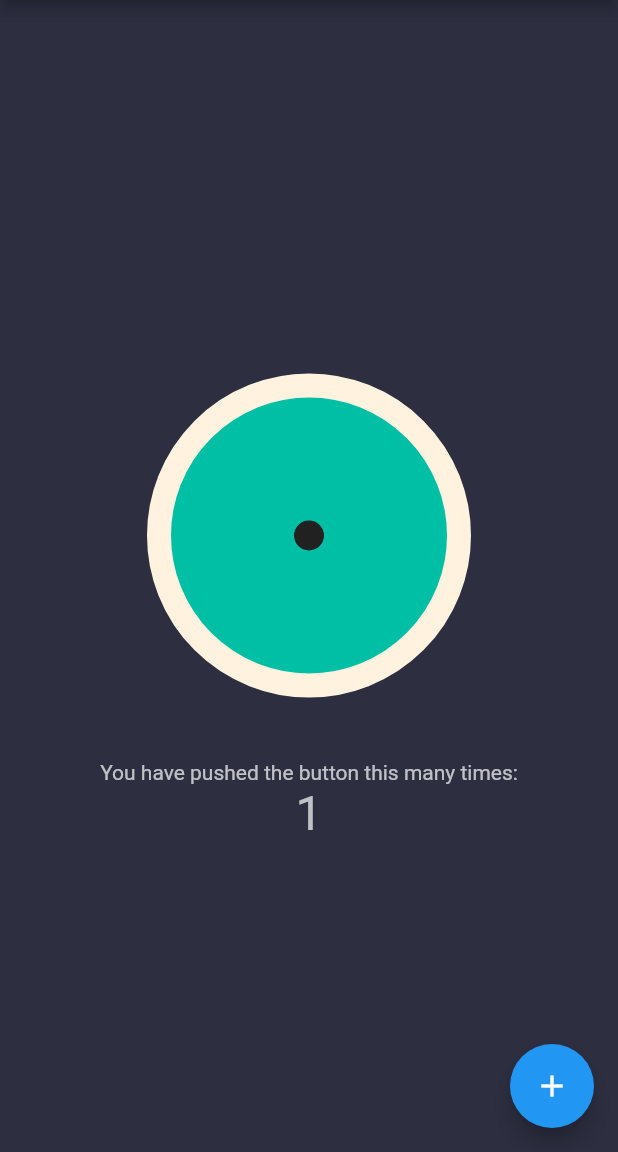
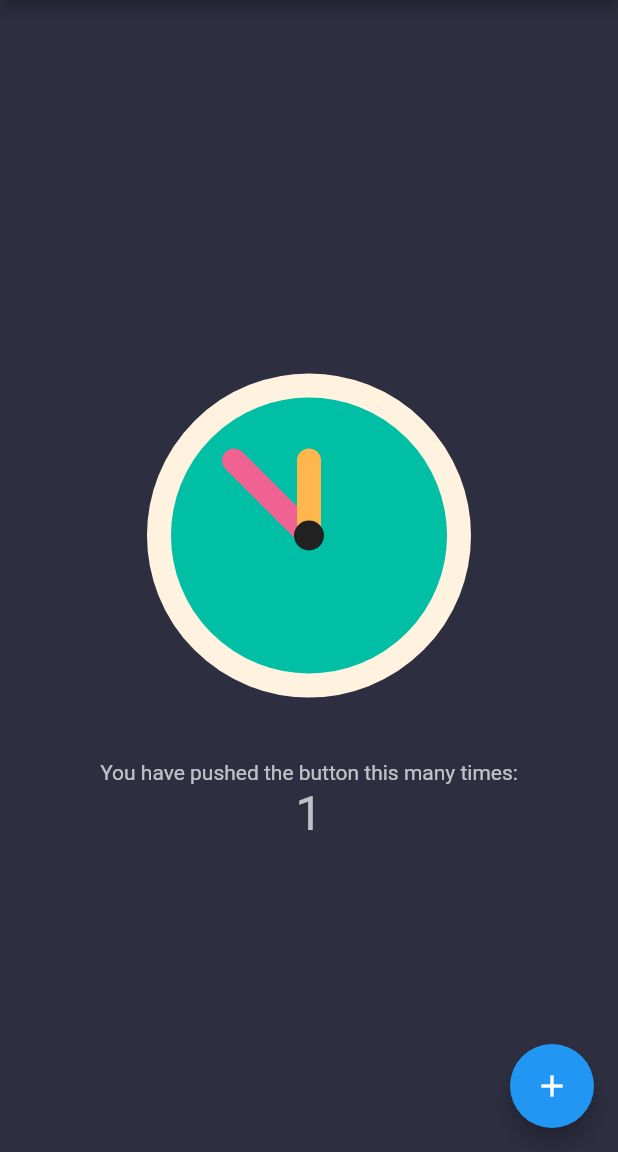
Before and after one commit to joaovaladao/Med-Assistant, a Flutter app: the screen it shows after launch, after a tap on the "add" icon, on a phone screen of 412 x 824 dp, the part 84-1236 px from its top. Run offline on Flutter 3.47's test engine with Material 2 defaults, Android fonts, the phone set to English and light mode, and no system bars.

```diff
--- a/flutter_application_1/lib/clock_view.dart
+++ b/flutter_application_1/lib/clock_view.dart
@@ -1,4 +1,5 @@
 import 'dart:math';
+import 'dart:ui';
 
 import 'package:flutter/material.dart';
 
@@ -39,9 +40,26 @@ class _ClockViewState extends State<ClockView> {
       var paint_circle3 = Paint()
       ..color = Color(0xFF212121);
 
-      canvas.drawCircle(center, radius-50, paint_circle1);
-      canvas.drawCircle(center, radius-50, paint_circle2);
-      canvas.drawCircle(center, radius-140, paint_circle3);
+      var minPont = Paint()
+      ..color = Colors.pink[300]
+      ..style = PaintingStyle.stroke
+      ..strokeCap = StrokeCap.round
+      ..strokeWidth = 16;
+
+      var horPont = Paint()
+      ..color = Colors.orange[300]
+      ..style = PaintingStyle.stroke
+      ..strokeCap = StrokeCap.round
+      ..strokeWidth = 16;
+
+      canvas.drawCircle(center, radius-50, paint_circle1);//Círculo interno
+      canvas.drawCircle(center, radius-50, paint_circle2);//Círculo externo
+
+      canvas.drawLine(center, Offset(100, 100), minPont);//Ponteiro minutos
+      canvas.drawLine(center, Offset(150, 100), horPont);//Ponteiro horas
+
+
+      canvas.drawCircle(center, radius-140, paint_circle3);//Círculo do centro, deve ficar por último
     }
 
     @override
```
